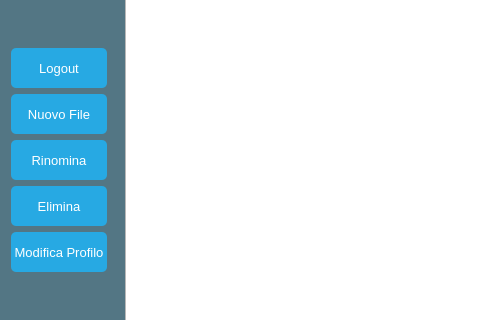
Old version of the form Client/EditorGUI/EditorGUI/FileBrowser/FileBrowser.ui in the repository iliodipietro/Programmazione-Di-Sistema-Collaborative-Editor; both pictures show x 0 to 480 and y 144 to 464 of the 1111 by 720 pixel window.
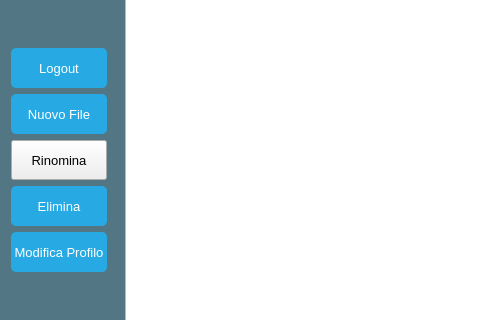
New version of the form.

The edit to the form file:
```diff
--- a/Client/EditorGUI/EditorGUI/FileBrowser/FileBrowser.ui
+++ b/Client/EditorGUI/EditorGUI/FileBrowser/FileBrowser.ui
@@ -242,7 +242,11 @@
   border-width: 0px;
   border-radius: 5px;
 }
-QPushButton:hover { background-color: #0080FF; }</string>
+QPushButton:hover { background-color: #0080FF; }
+
+QPushButton:disabled{
+ background-color: #a6a6a6;
+}9</string>
       </property>
       <property name="text">
        <string>Rinomina</string>
```
Left out of the diff: 18 changed lines with no effect on the pictures.
